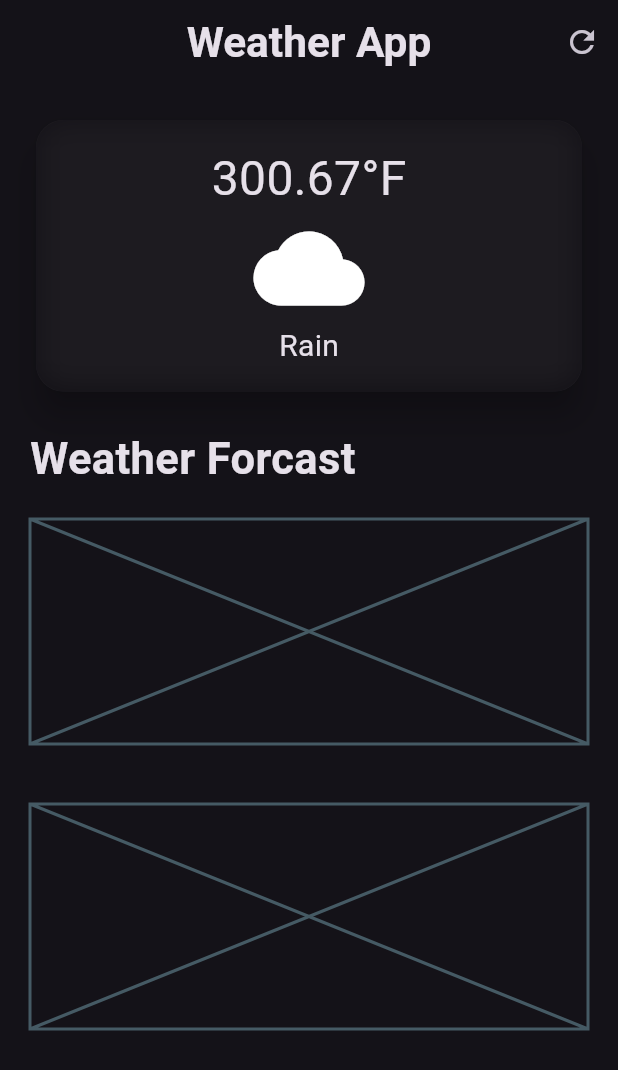
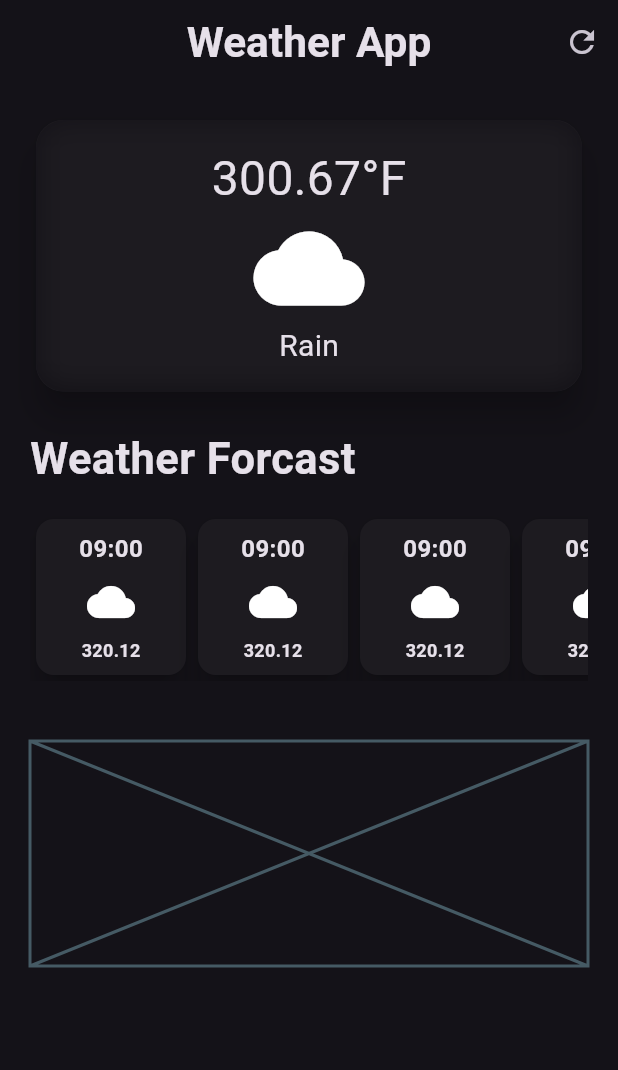
Before and after one commit to SUMANKC7/weather_app, a Flutter app: the screen it shows after launch, on a phone screen of 412 x 824 dp. Shown: the top 1070 px of the screen. Run offline on Flutter 3.47's test engine with Material 3 defaults, Android fonts, the phone set to English and light mode, and no system bars.

Commit message:
Scrolling view in the Weather forcast

```diff
--- a/lib/weather_screen.dart
+++ b/lib/weather_screen.dart
@@ -1,10 +1,8 @@
 import 'dart:ui';
-
 
 import 'package:flutter/cupertino.dart';
 import 'package:flutter/material.dart';
 import 'package:flutter/widgets.dart';
-
 
 class WeatherScreen extends StatelessWidget {
   const WeatherScreen({super.key});
@@ -22,17 +20,16 @@ class WeatherScreen extends StatelessWidget {
         ),
         centerTitle: true,
         actions: [
-          IconButton(onPressed: (){},
+          IconButton(
+            onPressed: () {},
             icon: const Icon(Icons.refresh),
             highlightColor: const Color.fromARGB(255, 128, 224, 250),
           ),
-
         ],
       ),
-
-      body:  Padding(
-        padding:const EdgeInsets.all(20.0),
-        child:  Column(
+      body: Padding(
+        padding: const EdgeInsets.all(20.0),
+        child: Column(
           children: [
             //main card
             SizedBox(
@@ -45,23 +42,28 @@ class WeatherScreen extends StatelessWidget {
                 child: ClipRRect(
                   borderRadius: BorderRadius.circular(19),
                   child: BackdropFilter(
-              filter: ImageFilter.blur(sigmaX: 10,sigmaY: 10),
+                    filter: ImageFilter.blur(sigmaX: 10, sigmaY: 10),
                     child: const Padding(
                       padding: EdgeInsets.all(16.0),
                       child: Column(
-
                         children: [
-                    Text("300.67°F",style: TextStyle(
+                          Text(
+                            "300.67°F",
+                            style: TextStyle(
                               fontSize: 32,
                             ),
                           ),
-
-                    Icon(Icons.cloud,size: 74,),
-                    Text("Rain",style: TextStyle( fontSize: 20,),
+                          Icon(
+                            Icons.cloud,
+                            size: 74,
                           ),
-
+                          Text(
+                            "Rain",
+                            style: TextStyle(
+                              fontSize: 20,
+                            ),
+                          ),
                         ],
-
                       ),
                     ),
                   ),
@@ -69,31 +71,92 @@ class WeatherScreen extends StatelessWidget {
               ),
             ),
 
-        const SizedBox(height: 20,),
+            const SizedBox(
+              height: 20,
+            ),
             const Align(
               alignment: Alignment.centerLeft,
-          child:  Text("Weather Forcast",
-          style:TextStyle(
+              child: Text(
+                "Weather Forcast",
+                style: TextStyle(
                   fontSize: 29,
-          fontWeight: FontWeight.bold ,
-          ) ,
+                  fontWeight: FontWeight.bold,
                 ),
               ),
-         const SizedBox(height: 20,),
-             //Weather forcast
+            ),
+            const SizedBox(
+              height: 16,
+            ),
+            SingleChildScrollView(
+              scrollDirection: Axis.horizontal,
+              child: Row(
+                children: [
+                WeatherForcast(),
+               WeatherForcast(),
+                WeatherForcast(),
+                  WeatherForcast(),
+                  WeatherForcast(),
+                ],
+              ),
+            ),
+
+
+            //Additional Information
+            const SizedBox(
+              height: 40,
+            ),
             const Placeholder(
               fallbackHeight: 150,
             ),
-
-        //Additional Information
-        const SizedBox(height: 40,),
-       const  Placeholder(
-        fallbackHeight: 150,
-        ),
-
           ],
         ),
-      ) ,
+      ),
     );
   }
 }
+
+class WeatherForcast extends StatelessWidget {
+  const WeatherForcast({super.key});
+
+  @override
+  Widget build(BuildContext context) {
+   return Card(
+      elevation: 8,
+      child: Container(
+        width: 100,
+        padding: const EdgeInsets.all(8.0),
+        decoration: BoxDecoration(
+          borderRadius: BorderRadius.circular(10),
+        ),
+        child: const Column(
+          children: [
+            Text(
+              "09:00",
+              style: TextStyle(
+                fontSize: 16,
+                fontWeight: FontWeight.bold,
+              ),
+            ),
+            SizedBox(
+              height: 8,
+            ),
+            Icon(
+              Icons.cloud,
+              size: 32,
+            ),
+            SizedBox(
+              height: 8,
+            ),
+            Text(
+              "320.12",
+              style: TextStyle(
+                fontSize: 12,
+                fontWeight: FontWeight.bold,
+              ),
+            ),
+          ],
+        ),
+      ),
+    );
+  }
+}
```
Also changed, not shown: 1 other file. Lines whose indentation alone changed are shown as unchanged.
